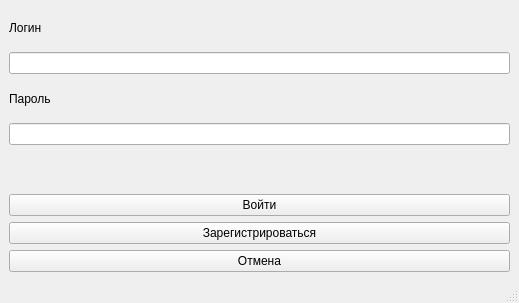
Qt form login_form.ui (semendanshin/YL_Project_1_Danshin) before a commit.
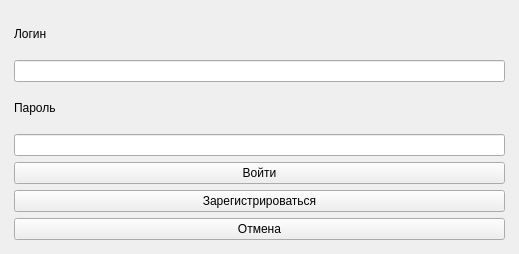
The same form after that commit.

```diff
--- a/login_form.ui
+++ b/login_form.ui
@@ -7,7 +7,7 @@
     <x>0</x>
     <y>0</y>
     <width>519</width>
-    <height>303</height>
+    <height>254</height>
    </rect>
   </property>
   <property name="windowTitle">
@@ -15,7 +15,23 @@
   </property>
   <widget class="QWidget" name="centralwidget">
    <layout class="QGridLayout" name="gridLayout">
-    <item row="0" column="0">
+    <item row="1" column="0">
+     <spacer name="horizontalSpacer">
+      <property name="orientation">
+       <enum>Qt::Horizontal</enum>
+      </property>
+      <property name="sizeType">
+       <enum>QSizePolicy::Fixed</enum>
+      </property>
+      <property name="sizeHint" stdset="0">
+       <size>
+        <width>5</width>
+        <height>5</height>
+       </size>
+      </property>
+     </spacer>
+    </item>
+    <item row="1" column="1">
      <layout class="QVBoxLayout" name="verticalLayout">
       <item>
        <widget class="QLabel" name="label_3">
@@ -38,14 +54,7 @@
        <widget class="QLineEdit" name="lineEdit"/>
       </item>
       <item>
-       <widget class="QLabel" name="label">
-        <property name="text">
-         <string/>
-        </property>
-       </widget>
-      </item>
-      <item>
-       <widget class="QPushButton" name="pushButton_3">
+       <widget class="QPushButton" name="pushButton_login">
         <property name="text">
          <string>Войти</string>
         </property>
@@ -67,19 +76,56 @@
       </item>
      </layout>
     </item>
+    <item row="1" column="2">
+     <spacer name="horizontalSpacer_2">
+      <property name="orientation">
+       <enum>Qt::Horizontal</enum>
+      </property>
+      <property name="sizeType">
+       <enum>QSizePolicy::Fixed</enum>
+      </property>
+      <property name="sizeHint" stdset="0">
+       <size>
+        <width>5</width>
+        <height>5</height>
+       </size>
+      </property>
+     </spacer>
+    </item>
+    <item row="0" column="1">
+     <spacer name="verticalSpacer">
+      <property name="orientation">
+       <enum>Qt::Vertical</enum>
+      </property>
+      <property name="sizeType">
+       <enum>QSizePolicy::Fixed</enum>
+      </property>
+      <property name="sizeHint" stdset="0">
+       <size>
+        <width>5</width>
+        <height>5</height>
+       </size>
+      </property>
+     </spacer>
+    </item>
+    <item row="2" column="1">
+     <spacer name="verticalSpacer_2">
+      <property name="orientation">
+       <enum>Qt::Vertical</enum>
+      </property>
+      <property name="sizeType">
+       <enum>QSizePolicy::Fixed</enum>
+      </property>
+      <property name="sizeHint" stdset="0">
+       <size>
+        <width>5</width>
+        <height>5</height>
+       </size>
+      </property>
+     </spacer>
+    </item>
    </layout>
   </widget>
-  <widget class="QMenuBar" name="menubar">
-   <property name="geometry">
-    <rect>
-     <x>0</x>
-     <y>0</y>
-     <width>519</width>
-     <height>25</height>
-    </rect>
-   </property>
-  </widget>
-  <widget class="QStatusBar" name="statusbar"/>
  </widget>
  <resources/>
  <connections/>
```
Left out of the diff: 8 changed lines with no effect on the pictures.
